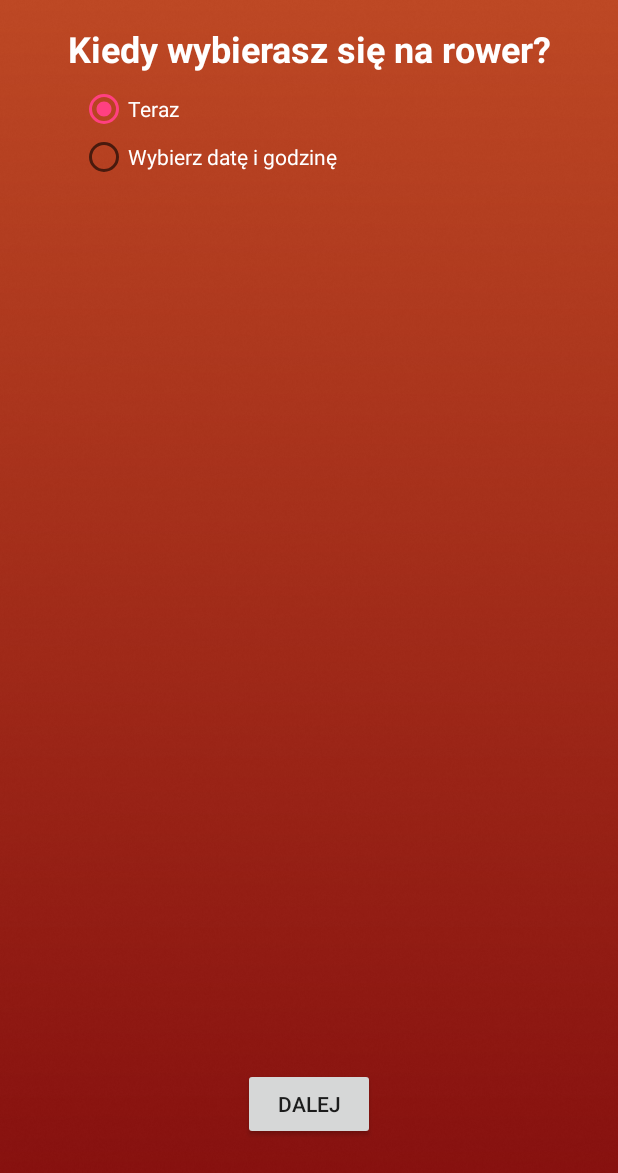
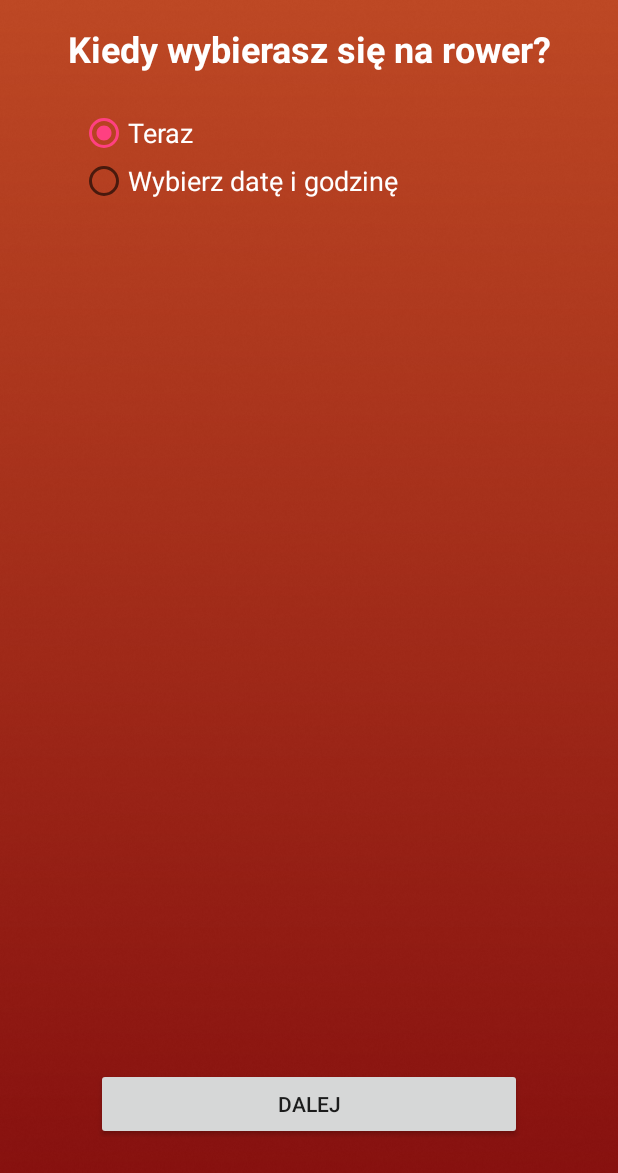
Before and after one commit to MBurzynski/King-of-the-mountain, an Android app: the SegmentTime screen opened directly, with no data from a screen before it, on a phone screen of 412 x 824 dp. Shown: the top 1173 px of the screen. Run offline under Robolectric (Android 15) with nearby library versions, the phone set to English and light mode, and no system bars; libraries missing offline, so code that uses them is left out: com.wdullaer.materialdatetimepicker.

Commit message:
Final touch

```diff
--- a/app/src/main/java/com/example/marcin/kingofthemountain/CustomInfoWindowAdapter.java
+++ b/app/src/main/java/com/example/marcin/kingofthemountain/CustomInfoWindowAdapter.java
@@ -48,6 +48,7 @@ public class CustomInfoWindowAdapter implements GoogleMap.InfoWindowAdapter {
         TextView rightWind = mWindow.findViewById(R.id.rightWind);
         TextView distance = mWindow.findViewById(R.id.distance);
         TextView grade = mWindow.findViewById(R.id.grade);
+        TextView windSpeed = mWindow.findViewById(R.id.textViewWindSpeed);
 
 
 
@@ -65,6 +66,7 @@ public class CustomInfoWindowAdapter implements GoogleMap.InfoWindowAdapter {
         tailWind.setText(String.format("Z wiatrem: %d %% trasy", Math.round(segment.getWindOnSegment().getPercentageTailWind())));
         leftWind.setText(String.format("Wiatr z lewej: %d %% trasy", Math.round(segment.getWindOnSegment().getPercentageLeftWind())));
         rightWind.setText(String.format("Wiatr z prawej: %d %% trasy", Math.round(segment.getWindOnSegment().getPercentageRightWind())));
+        windSpeed.setText(String.valueOf(segment.getWindOnSegment().getCurrentWind().getSpeed()) + " m/s");
         return mWindow;
     }
 
--- a/app/src/main/java/com/example/marcin/kingofthemountain/ScrollListAdapter.java
+++ b/app/src/main/java/com/example/marcin/kingofthemountain/ScrollListAdapter.java
@@ -2,6 +2,7 @@ package com.example.marcin.kingofthemountain;
 
 import android.content.Context;
 import android.content.Intent;
+import android.graphics.Color;
 import android.view.LayoutInflater;
 import android.view.View;
 import android.view.ViewGroup;
--- a/app/src/main/java/com/example/marcin/kingofthemountain/StarredSegmentsActivity.java
+++ b/app/src/main/java/com/example/marcin/kingofthemountain/StarredSegmentsActivity.java
@@ -6,6 +6,7 @@ import android.os.Bundle;
 import android.util.Log;
 import android.view.View;
 import android.widget.AdapterView;
+import android.widget.Button;
 import android.widget.ListView;
 import android.widget.Toast;
 
@@ -34,6 +35,7 @@ public class StarredSegmentsActivity extends AppCompatActivity {
     public static List<Segment> segmentList;
     private String TAG = "STARRED";
     private Wind currentWind;
+    private Button showAllStarred;
 
     Retrofit retrofitStrava;
     StravaAPI stravaAPI;
@@ -46,6 +48,7 @@ public class StarredSegmentsActivity extends AppCompatActivity {
         setContentView(R.layout.activity_starred_segments);
 
         starredSegments = findViewById(R.id.listViewStarredSegments);
+        showAllStarred = findViewById(R.id.buttonShowStarredSegments);
 
         segmentList = new ArrayList<>();
 
@@ -120,6 +123,7 @@ public class StarredSegmentsActivity extends AppCompatActivity {
                     });
 
                 }
+                showAllStarred.setEnabled(true);
 
 
             }
--- a/app/src/main/res/layout/activity_segment_time.xml
+++ b/app/src/main/res/layout/activity_segment_time.xml
@@ -34,7 +34,7 @@
         android:layout_width="wrap_content"
         android:layout_height="wrap_content"
         android:layout_marginStart="8dp"
-        android:layout_marginTop="8dp"
+        android:layout_marginTop="24dp"
         app:layout_constraintStart_toStartOf="@+id/textViewTimeTitle"
         app:layout_constraintTop_toBottomOf="@+id/textViewTimeTitle">
 
@@ -46,7 +46,8 @@
             android:checked="true"
             android:onClick="setTime"
             android:text="Teraz"
-            android:textColor="@android:color/white" />
+            android:textColor="@android:color/white"
+            android:textSize="18sp" />
 
         <RadioButton
             android:id="@+id/radioButtonTime"
@@ -56,19 +57,20 @@
             android:checked="false"
             android:onClick="setTime"
             android:text="Wybierz datę i godzinę"
-            android:textColor="@android:color/white" />
+            android:textColor="@android:color/white"
+            android:textSize="18sp" />
 
     </RadioGroup>
 
     <Button
         android:id="@+id/buttonContinue"
-        android:layout_width="wrap_content"
+        android:layout_width="0dp"
         android:layout_height="wrap_content"
         android:layout_marginBottom="64dp"
-        android:layout_marginEnd="8dp"
-        android:layout_marginStart="8dp"
+        android:layout_marginEnd="64dp"
+        android:layout_marginStart="64dp"
+        android:onClick="goToOptions"
         android:text="Dalej"
-        android:onClick="goToOptions"
         app:layout_constraintBottom_toBottomOf="@+id/background"
         app:layout_constraintEnd_toEndOf="parent"
         app:layout_constraintStart_toStartOf="parent" />
--- a/app/src/main/res/layout/activity_starred_segments.xml
+++ b/app/src/main/res/layout/activity_starred_segments.xml
@@ -11,9 +11,10 @@
         android:layout_width="match_parent"
         android:layout_height="wrap_content"
         android:text="@string/viewStarredSegments"
+        android:enabled="false"
         app:layout_constraintBottom_toBottomOf="parent"
         app:layout_constraintStart_toStartOf="parent"
-        android:background="@color/colorPrimary"
+        android:background="@color/colorPrimaryDark"
         android:onClick="displayStarredSegments"
         />
 
--- a/app/src/main/res/layout/list_element.xml
+++ b/app/src/main/res/layout/list_element.xml
@@ -13,8 +13,8 @@
         android:layout_alignParentTop="true"
         android:layout_marginStart="15dp"
         android:layout_marginTop="15dp"
+        android:clickable="true"
         android:focusable="false"
-        android:clickable="true"
         android:src="@android:drawable/btn_star_big_on" />
 
     <TextView
@@ -23,7 +23,7 @@
         android:layout_height="wrap_content"
         android:layout_alignTop="@+id/imageButton"
         android:layout_marginStart="20dp"
-        android:layout_marginTop="10dp"
+        android:layout_marginTop="3dp"
         android:layout_toEndOf="@+id/imageButton"
         android:text="TextView" />
 
@@ -32,6 +32,7 @@
         android:layout_width="wrap_content"
         android:layout_height="wrap_content"
         android:layout_alignBottom="@+id/imageButton"
+        android:layout_marginBottom="3dp"
         android:layout_alignStart="@+id/textViewSegmentName"
         android:text="TextView" />
 
--- a/app/src/main/res/values/colors.xml
+++ b/app/src/main/res/values/colors.xml
@@ -1,6 +1,6 @@
 <?xml version="1.0" encoding="utf-8"?>
 <resources>
-    <color name="colorPrimary">#ff8c1a</color>
+    <color name="colorPrimary">#ff651a</color>
     <color name="colorPrimaryDark">#BD4824</color>
     <color name="colorAccent">#FF4081</color>
     <color name="colorWhite">#ffffff</color>
```
Also changed, not shown: app/src/main/java/com/example/marcin/kingofthemountain/MapsActivity.java (+21 -8 lines), app/src/main/java/com/example/marcin/kingofthemountain/WindOnSegment.java (+9 -9 lines), app/src/main/res/layout/custom_info_window.xml (+11 -0 lines).
